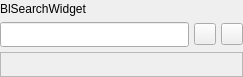
Before: the Qt Designer form bulmages/bulmalib/src/blsearchwidgetbase.ui in eboladev/Bulmages-1, drawn with Qt 5.
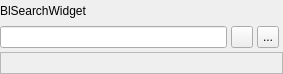
After: the same form once the commit is applied. Icons and pictures are not drawn.

Patch:
```diff
--- a/bulmages/bulmalib/src/blsearchwidgetbase.ui
+++ b/bulmages/bulmalib/src/blsearchwidgetbase.ui
@@ -6,8 +6,8 @@
    <rect>
     <x>0</x>
     <y>0</y>
-    <width>243</width>
-    <height>77</height>
+    <width>283</width>
+    <height>74</height>
    </rect>
   </property>
   <property name="focusPolicy">
@@ -21,14 +21,14 @@
     <number>0</number>
    </property>
    <property name="spacing">
-    <number>5</number>
+    <number>4</number>
    </property>
-   <item row="0" column="0" colspan="3">
+   <item row="0" column="0" colspan="4">
     <widget class="QLabel" name="mui_labelBusqueda">
      <property name="minimumSize">
       <size>
        <width>0</width>
-       <height>17</height>
+       <height>22</height>
       </size>
      </property>
      <property name="text">
@@ -46,8 +46,8 @@
      </property>
      <property name="minimumSize">
       <size>
-       <width>0</width>
-       <height>25</height>
+       <width>100</width>
+       <height>22</height>
       </size>
      </property>
     </widget>
@@ -78,8 +78,8 @@
      </property>
      <property name="iconSize">
       <size>
-       <width>22</width>
-       <height>22</height>
+       <width>16</width>
+       <height>16</height>
       </size>
      </property>
      <property name="shortcut">
@@ -87,8 +87,30 @@
      </property>
     </widget>
    </item>
+   <item row="2" column="0" colspan="4">
+    <widget class="QLabel" name="m_textBusqueda">
+     <property name="sizePolicy">
+      <sizepolicy hsizetype="Expanding" vsizetype="Preferred">
+       <horstretch>0</horstretch>
+       <verstretch>0</verstretch>
+      </sizepolicy>
+     </property>
+     <property name="minimumSize">
+      <size>
+       <width>0</width>
+       <height>22</height>
+      </size>
+     </property>
+     <property name="frameShape">
+      <enum>QFrame::StyledPanel</enum>
+     </property>
+     <property name="text">
+      <string/>
+     </property>
+    </widget>
+   </item>
    <item row="1" column="2">
-    <widget class="QPushButton" name="m_clearSearchWidget">
+    <widget class="QToolButton" name="m_clearSearchWidget">
      <property name="minimumSize">
       <size>
        <width>22</width>
@@ -105,39 +127,11 @@
       <string>Limpiar campo</string>
      </property>
      <property name="text">
-      <string/>
+      <string>...</string>
      </property>
      <property name="icon">
       <iconset resource="../../bulmages.qrc">
        <normaloff>:/Images/edit-delete.png</normaloff>:/Images/edit-delete.png</iconset>
-     </property>
-     <property name="iconSize">
-      <size>
-       <width>16</width>
-       <height>16</height>
-      </size>
-     </property>
-    </widget>
-   </item>
-   <item row="2" column="0" colspan="3">
-    <widget class="QLabel" name="m_textBusqueda">
-     <property name="sizePolicy">
-      <sizepolicy hsizetype="Expanding" vsizetype="Preferred">
-       <horstretch>0</horstretch>
-       <verstretch>0</verstretch>
-      </sizepolicy>
-     </property>
-     <property name="minimumSize">
-      <size>
-       <width>0</width>
-       <height>25</height>
-      </size>
-     </property>
-     <property name="frameShape">
-      <enum>QFrame::StyledPanel</enum>
-     </property>
-     <property name="text">
-      <string/>
      </property>
     </widget>
    </item>
```
Left out of the diff: 3 changed lines with no effect on the pictures.
